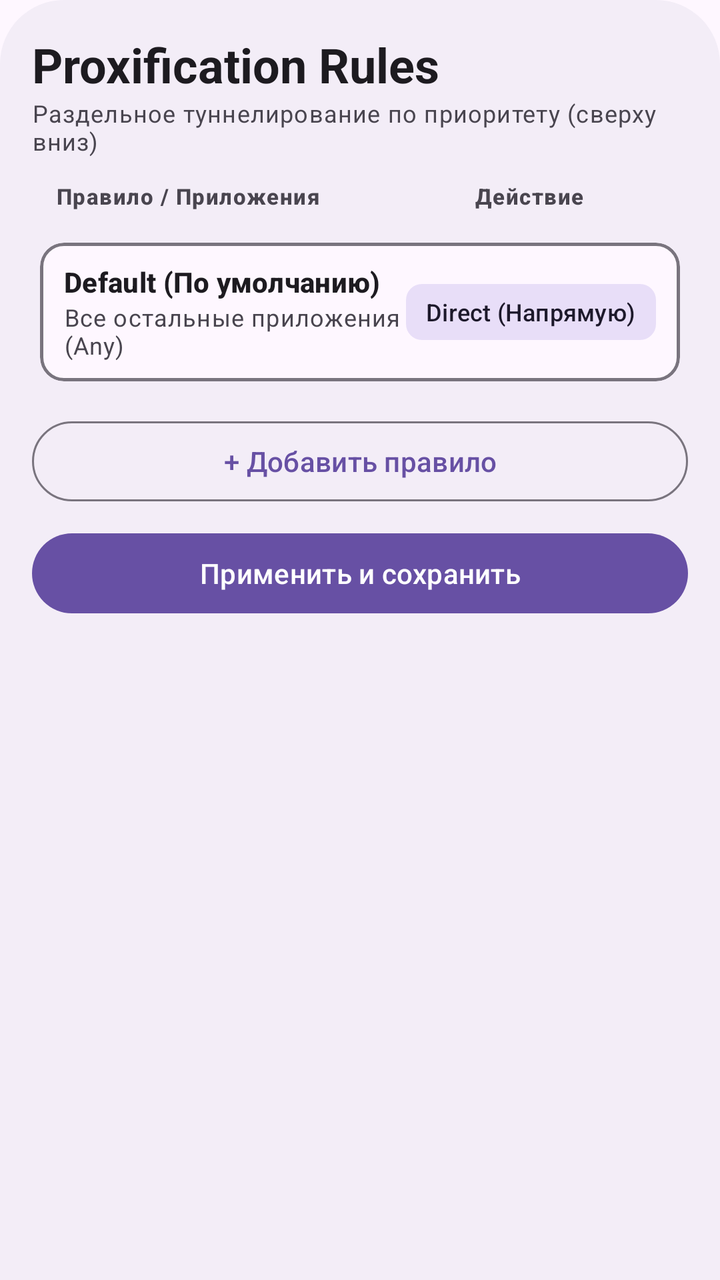
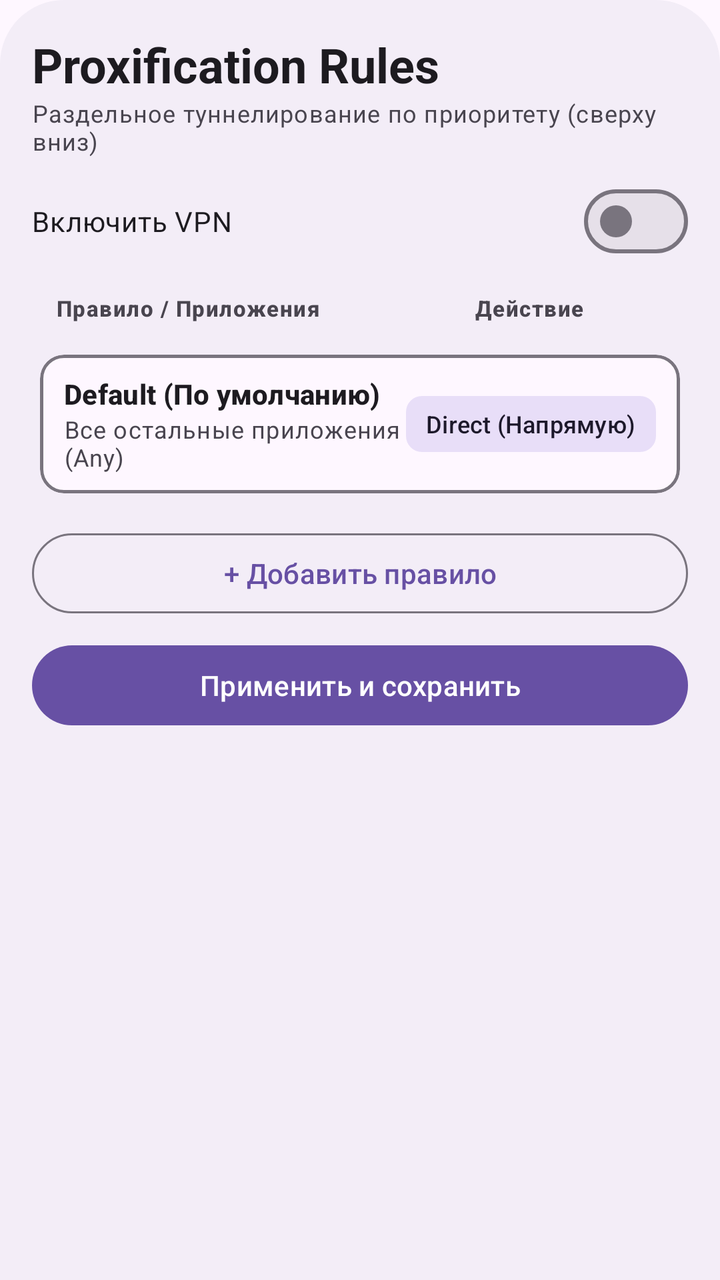

Two renders of the same Android screen: before a commit and after it. Below are the layout's source before the change and the commit's diff.
<!-- AndroidManifest.xml: application theme DefaultTheme -->
<!-- res/layout/proxifier_rules_bottom_sheet.xml -->
<?xml version="1.0" encoding="utf-8"?>
<androidx.core.widget.NestedScrollView xmlns:android="http://schemas.android.com/apk/res/android"
    xmlns:app="http://schemas.android.com/apk/res-auto"
    android:layout_width="match_parent"
    android:layout_height="match_parent"
    android:background="@drawable/bottom_sheet_rounded"
    android:fillViewport="true">

    <LinearLayout
        android:layout_width="match_parent"
        android:layout_height="wrap_content"
        android:orientation="vertical"
        android:paddingHorizontal="16dp"
        android:paddingTop="16dp"
        android:paddingBottom="24dp">

        
        <LinearLayout
            android:layout_width="match_parent"
            android:layout_height="wrap_content"
            android:orientation="horizontal"
            android:gravity="center_vertical"
            android:layout_marginBottom="8dp">

            <LinearLayout
                android:layout_width="0dp"
                android:layout_height="wrap_content"
                android:layout_weight="1"
                android:orientation="vertical">

                <TextView
                    android:layout_width="wrap_content"
                    android:layout_height="wrap_content"
                    android:text="Proxification Rules"
                    android:textAppearance="@style/TextAppearance.Material3.HeadlineSmall"
                    android:textStyle="bold" />

                <TextView
                    android:layout_width="wrap_content"
                    android:layout_height="wrap_content"
                    android:text="Раздельное туннелирование по приоритету (сверху вниз)"
                    android:textAppearance="@style/TextAppearance.Material3.BodySmall"
                    android:textColor="?android:textColorSecondary" />
            </LinearLayout>

            <ImageButton
                android:id="@+id/btnStandardSettings"
                android:layout_width="40dp"
                android:layout_height="40dp"
                android:visibility="gone"
                android:background="?attr/selectableItemBackgroundBorderless"
                android:src="@drawable/baseline_settings_24"
                android:contentDescription="Стандартные настройки VPN" />
        </LinearLayout>

        <com.google.android.material.materialswitch.MaterialSwitch
            android:id="@+id/swAppRouting"
            android:layout_width="match_parent"
            android:layout_height="wrap_content"
            android:visibility="gone"
            android:text="Включить правила Proxifier"
            android:textAppearance="@style/TextAppearance.Material3.BodyMedium"
            android:layout_marginBottom="12dp" />

        
        <LinearLayout
            android:layout_width="match_parent"
            android:layout_height="wrap_content"
            android:orientation="horizontal"
            android:paddingHorizontal="12dp"
            android:paddingVertical="4dp"
            android:layout_marginBottom="4dp">

            <TextView
                android:layout_width="0dp"
                android:layout_height="wrap_content"
                android:layout_weight="1"
                android:text="Правило / Приложения"
                android:textAppearance="@style/TextAppearance.Material3.LabelSmall"
                android:textColor="?android:textColorSecondary"
                android:textStyle="bold" />

            <TextView
                android:layout_width="wrap_content"
                android:layout_height="wrap_content"
                android:layout_marginEnd="40dp"
                android:text="Действие"
                android:textAppearance="@style/TextAppearance.Material3.LabelSmall"
                android:textColor="?android:textColorSecondary"
                android:textStyle="bold" />
        </LinearLayout>

        
        <androidx.recyclerview.widget.RecyclerView
            android:id="@+id/rvRules"
            android:layout_width="match_parent"
            android:layout_height="wrap_content"
            android:nestedScrollingEnabled="false"
            android:layout_marginBottom="8dp" />

        
        <com.google.android.material.card.MaterialCardView
            android:layout_width="match_parent"
            android:layout_height="wrap_content"
            android:layout_marginHorizontal="4dp"
            android:layout_marginBottom="16dp"
            app:cardCornerRadius="12dp"
            app:strokeWidth="1.5dp"
            app:strokeColor="?attr/colorOutline"
            app:cardElevation="0dp">

            <LinearLayout
                android:layout_width="match_parent"
                android:layout_height="wrap_content"
                android:orientation="horizontal"
                android:gravity="center_vertical"
                android:paddingVertical="10dp"
                android:paddingHorizontal="12dp">

                <LinearLayout
                    android:layout_width="0dp"
                    android:layout_height="wrap_content"
                    android:layout_weight="1"
                    android:orientation="vertical">

                    <TextView
                        android:layout_width="wrap_content"
                        android:layout_height="wrap_content"
                        android:text="Default (По умолчанию)"
                        android:textAppearance="@style/TextAppearance.Material3.TitleSmall"
                        android:textStyle="bold" />

                    <TextView
                        android:layout_width="wrap_content"
                        android:layout_height="wrap_content"
                        android:text="Все остальные приложения (Any)"
                        android:textAppearance="@style/TextAppearance.Material3.BodySmall"
                        android:textColor="?android:textColorSecondary" />
                </LinearLayout>

                <com.google.android.material.button.MaterialButton
                    android:id="@+id/btnDefaultAction"
                    style="@style/Widget.Material3.Button.TonalButton"
                    android:layout_width="wrap_content"
                    android:layout_height="36dp"
                    android:minHeight="0dp"
                    android:paddingHorizontal="10dp"
                    android:paddingVertical="0dp"
                    android:text="Direct (Напрямую)"
                    android:textSize="12sp"
                    app:cornerRadius="8dp" />

            </LinearLayout>
        </com.google.android.material.card.MaterialCardView>

        
        <com.google.android.material.button.MaterialButton
            android:id="@+id/btnAddRule"
            style="@style/Widget.Material3.Button.OutlinedButton"
            android:layout_width="match_parent"
            android:layout_height="wrap_content"
            android:text="+ Добавить правило"
            android:layout_marginBottom="8dp" />

        <com.google.android.material.button.MaterialButton
            android:id="@+id/btnSave"
            android:layout_width="match_parent"
            android:layout_height="wrap_content"
            android:text="Применить и сохранить" />

    </LinearLayout>
</androidx.core.widget.NestedScrollView>
<!-- resources referenced by this layout -->
<resources>
  <!-- drawable baseline_settings_24 (drawable) -->
  <vector xmlns:android="http://schemas.android.com/apk/res/android"
      android:width="24dp"
      android:height="24dp"
      android:viewportWidth="24"
      android:viewportHeight="24"
      android:tint="?attr/colorControlNormal">
      <path
          android:fillColor="@android:color/white"
          android:pathData="M19.14,12.94c0.04,-0.3 0.06,-0.61 0.06,-0.94c0,-0.32 -0.02,-0.64 -0.07,-0.94l2.03,-1.58c0.18,-0.14 0.23,-0.41 0.12,-0.61l-1.92,-3.32c-0.12,-0.22 -0.37,-0.29 -0.59,-0.22l-2.39,0.96c-0.5,-0.38 -1.03,-0.7 -1.62,-0.94L14.4,2.81c-0.04,-0.24 -0.24,-0.41 -0.48,-0.41h-3.84c-0.24,0 -0.43,0.17 -0.47,0.41L9.25,5.35C8.66,5.59 8.12,5.92 7.63,6.29L5.24,5.33c-0.22,-0.08 -0.47,0 -0.59,0.22L2.74,8.87C2.62,9.08 2.66,9.34 2.86,9.48l2.03,1.58C4.84,11.36 4.8,11.69 4.8,12s0.02,0.64 0.07,0.94l-2.03,1.58c-0.18,0.14 -0.23,0.41 -0.12,0.61l1.92,3.32c0.12,0.22 0.37,0.29 0.59,0.22l2.39,-0.96c0.5,0.38 1.03,0.7 1.62,0.94l0.36,2.54c0.05,0.24 0.24,0.41 0.48,0.41h3.84c0.24,0 0.44,-0.17 0.47,-0.41l0.36,-2.54c0.59,-0.24 1.13,-0.56 1.62,-0.94l2.39,0.96c0.22,0.08 0.47,0 0.59,-0.22l1.92,-3.32c0.12,-0.22 0.07,-0.47 -0.12,-0.61L19.14,12.94zM12,15.6c-1.98,0 -3.6,-1.62 -3.6,-3.6s1.62,-3.6 3.6,-3.6s3.6,1.62 3.6,3.6S13.98,15.6 12,15.6z"/>
  </vector>
  <!-- drawable bottom_sheet_rounded (drawable) -->
  <?xml version="1.0" encoding="utf-8"?>
  <shape xmlns:android="http://schemas.android.com/apk/res/android"
      android:shape="rectangle">
      <solid android:color="?attr/colorSurfaceContainer" />
      <corners
          android:topLeftRadius="32dp"
          android:topRightRadius="32dp"
          android:bottomLeftRadius="0dp"
          android:bottomRightRadius="0dp" />
  </shape>
  <style name="DefaultTheme" parent="Theme.Material3.DayNight.NoActionBar">
          <item name="preferenceTheme">@style/PrefsTheme</item>
      </style>
  <style name="PrefsTheme" parent="PreferenceThemeOverlay">
          <item name="android:layout">@layout/fragment_settings</item>
      </style>
</resources>

<!-- the commit's change to res/layout/proxifier_rules_bottom_sheet.xml (unified diff, before → after) -->
@@ -52,6 +52,13 @@
                 android:src="@drawable/baseline_settings_24"
                 android:contentDescription="Стандартные настройки VPN" />
         </LinearLayout>
+
+        <com.google.android.material.materialswitch.MaterialSwitch
+            android:id="@+id/swVpnEnabled"
+            android:layout_width="match_parent"
+            android:layout_height="wrap_content"
+            android:text="Включить VPN"
+            android:layout_marginBottom="8dp" />
 
         <com.google.android.material.materialswitch.MaterialSwitch
             android:id="@+id/swAppRouting"
